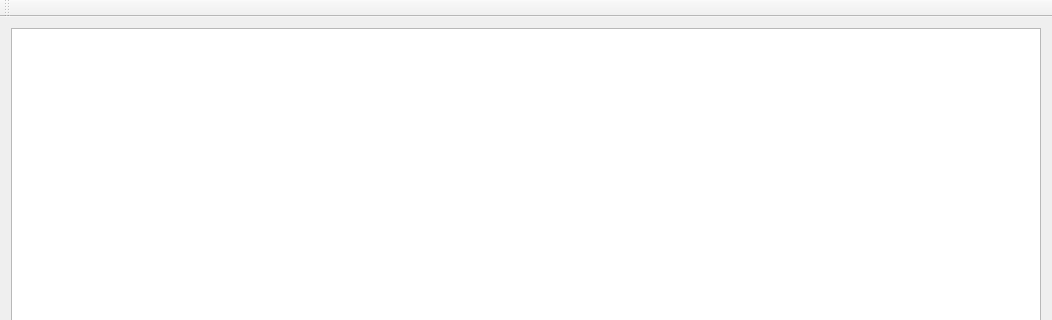
Old version of the form mainwindow.ui in the repository waffle-iron/Journal; both pictures show x 0 to 1052 and y 0 to 320 of the 1052 by 704 pixel window.
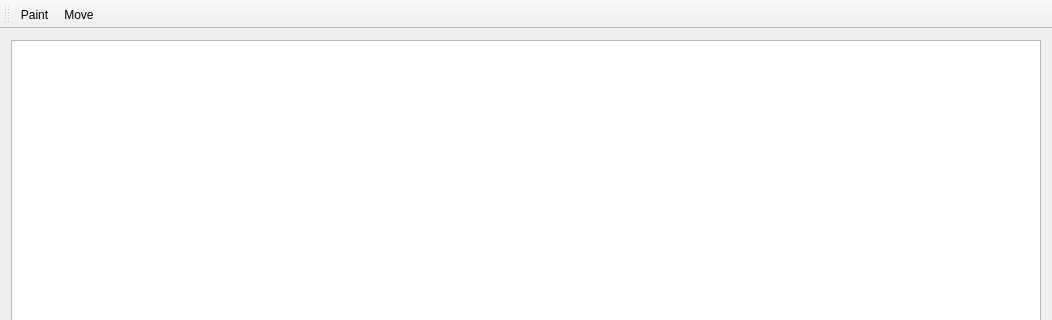
New version of the form.

Commit message: using QGraphicsScene to draw and stuff removed all the qimage/qpicture and qpainter stuff for now

Diff of the .ui file:
```diff
--- a/mainwindow.ui
+++ b/mainwindow.ui
@@ -16,7 +16,7 @@
   <widget class="QWidget" name="centralWidget">
    <layout class="QGridLayout" name="gridLayout">
     <item row="0" column="0">
-     <widget class="QListView" name="listView"/>
+     <widget class="QGraphicsView" name="graphicsView"/>
     </item>
    </layout>
   </widget>
@@ -37,8 +37,20 @@
    <attribute name="toolBarBreak">
     <bool>false</bool>
    </attribute>
+   <addaction name="actionPaint"/>
+   <addaction name="actionMove"/>
   </widget>
   <widget class="QStatusBar" name="statusBar"/>
+  <action name="actionPaint">
+   <property name="text">
+    <string>Paint</string>
+   </property>
+  </action>
+  <action name="actionMove">
+   <property name="text">
+    <string>Move</string>
+   </property>
+  </action>
  </widget>
  <layoutdefault spacing="6" margin="11"/>
  <resources/>
```
The commit also changes 4 other files.
